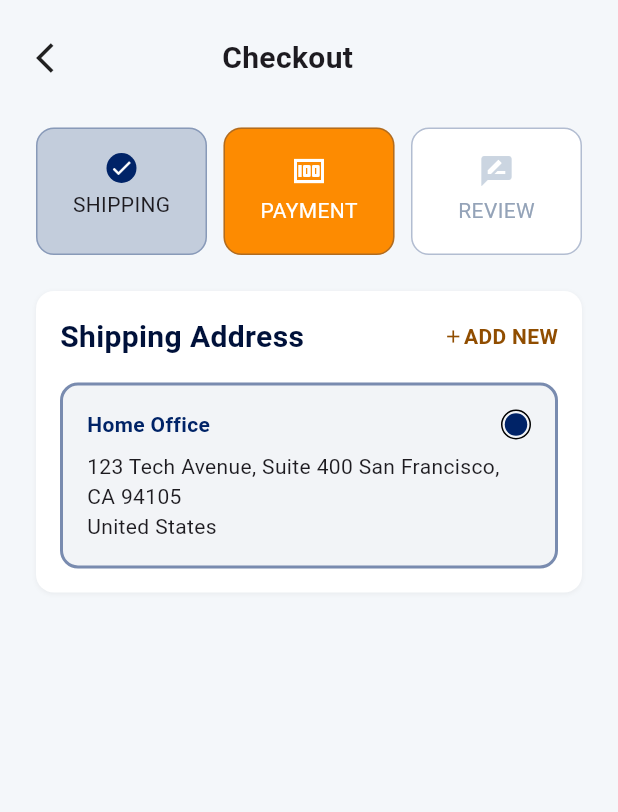
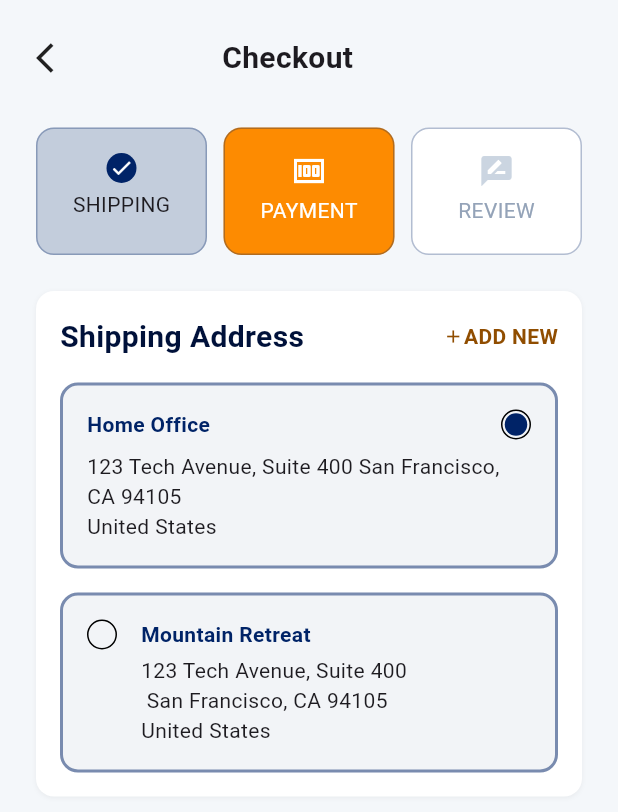
Before and after one commit to Jessetwo/vibrant_commerce, a Flutter app: the CheckOutPage screen opened directly, on a phone screen of 412 x 824 dp. Shown: the top 812 px of the screen. Run offline on Flutter 3.47's test engine with Material 3 defaults, Android fonts, the phone set to English and light mode, and no system bars.

Commit message:
another address

```diff
--- a/lib/screens/main_screens/checkout_page.dart
+++ b/lib/screens/main_screens/checkout_page.dart
@@ -220,6 +220,53 @@ class CheckOutPage extends StatelessWidget {
                         ],
                       ),
                     ),
+                    const SizedBox(height: 16),
+
+                    Container(
+                      padding: EdgeInsets.all(16),
+                      width: double.infinity,
+                      decoration: BoxDecoration(
+                        border: Border.all(
+                          color: AppColors.secondaryColor.withOpacity(0.5),
+                          width: 2,
+                        ),
+                        borderRadius: BorderRadius.circular(12),
+                        color: AppColors.secondaryColor.withOpacity(0.05),
+                      ),
+                      child: Row(
+                        crossAxisAlignment: CrossAxisAlignment.start,
+                        children: [
+                          Container(
+                            width: 20,
+                            height: 20,
+                            decoration: BoxDecoration(
+                              border: Border.all(color: Colors.black),
+                              borderRadius: BorderRadius.circular(100),
+                            ),
+                          ),
+                          const SizedBox(width: 16),
+                          Column(
+                            crossAxisAlignment: CrossAxisAlignment.start,
+                            children: [
+                              Text(
+                                'Mountain Retreat',
+                                style: TextStyle(
+                                  fontWeight: FontWeight.w700,
+                                  color: AppColors.secondaryColor,
+                                ),
+                              ),
+                              const SizedBox(height: 4),
+                              Text(
+                                '123 Tech Avenue, Suite 400\n '
+                                'San Francisco, CA 94105\n'
+                                'United States',
+                                style: TextStyle(fontSize: 14),
+                              ),
+                            ],
+                          ),
+                        ],
+                      ),
+                    ),
                   ],
                 ),
               ),
```
